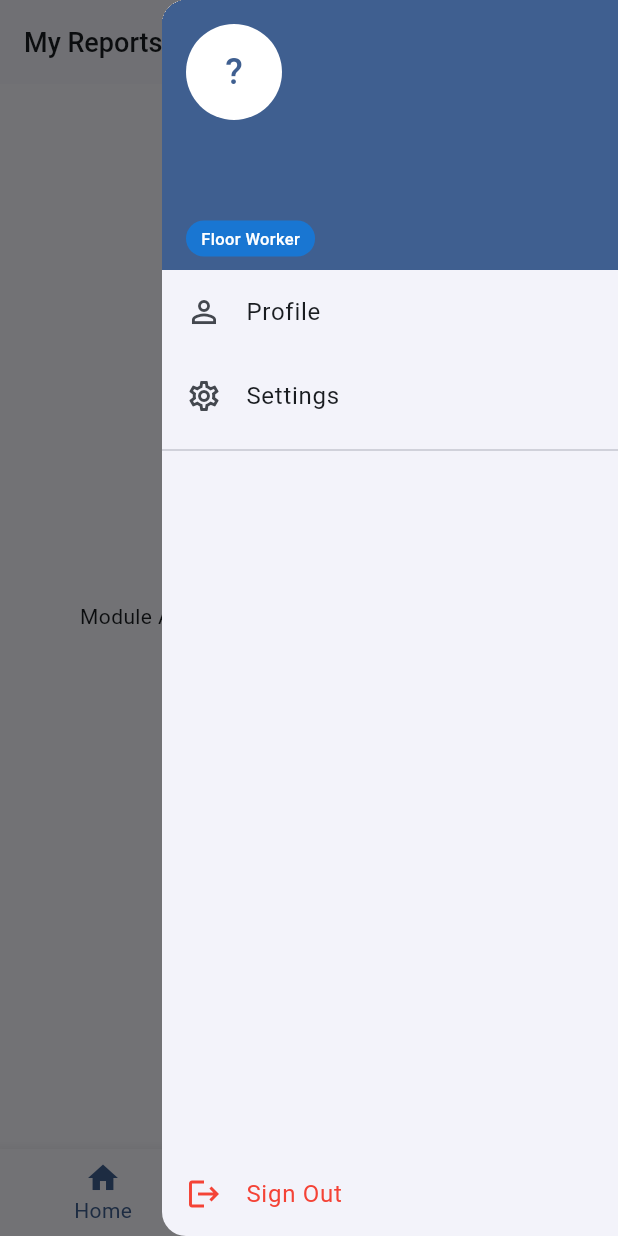
After one commit to salpurn/LaporPak-FP-PPB-D, a Flutter app: the screen it shows once a user with an empty profile is signed in, in the side drawer, after a tap on "Profile", on a phone screen of 412 x 824 dp. The commit adds this screen. Run offline on Flutter 3.47's test engine with Material 3 defaults, Android fonts, the phone set to English and light mode, and no system bars; our stand-ins replace cloud_firestore, firebase_auth, firebase_core; accounts and stored records are empty; network calls fail.

Commit message:
Global UI Template: home, notif, histoy

```diff
--- a/lib/core/constants/enums.dart
+++ b/lib/core/constants/enums.dart
@@ -1,27 +1,7 @@
-enum UserRole {
-  floorWorker,
-  supervisor,
-  maintenance,
-}
+enum UserRole { floorWorker, supervisor, maintenance }
 
-enum TicketStatus {
-  open,
-  assigned,
-  pendingValidation,
-  closed,
-  rejected,
-}
+enum TicketStatus { open, assigned, pendingValidation, closed, rejected }
 
-enum HazardCategory {
-  electrical,
-  chemical,
-  structural,
-  janitorial,
-}
+enum HazardCategory { electrical, chemical, structural, janitorial }
 
-enum UrgencyLevel {
-  low,
-  medium,
-  high,
-  critical,
-}
+enum UrgencyLevel { low, medium, high, critical }
--- a/lib/core/services/notification_service.dart
+++ b/lib/core/services/notification_service.dart
@@ -1,7 +1,12 @@
 import '../models/app_notification.dart';
 
 abstract class NotificationService {
-  Future<void> sendToUser({required String uid, required String title, required String body, required String ticketId});
+  Future<void> sendToUser({
+    required String uid,
+    required String title,
+    required String body,
+    required String ticketId,
+  });
   Stream<List<AppNotification>> watchInbox(String uid);
   Future<void> markAsRead(String id);
 }
--- /dev/null
+++ b/lib/core/widgets/app_bottom_nav.dart
@@ -0,0 +1,38 @@
+import 'package:flutter/material.dart';
+
+class AppBottomNav extends StatelessWidget {
+  final int currentIndex;
+  final ValueChanged<int> onTap;
+
+  const AppBottomNav({
+    super.key,
+    required this.currentIndex,
+    required this.onTap,
+  });
+
+  @override
+  Widget build(BuildContext context) {
+    return BottomNavigationBar(
+      type: BottomNavigationBarType.fixed,
+      currentIndex: currentIndex,
+      onTap: onTap,
+      items: const [
+        BottomNavigationBarItem(
+          icon: Icon(Icons.home_outlined),
+          activeIcon: Icon(Icons.home),
+          label: 'Home',
+        ),
+        BottomNavigationBarItem(
+          icon: Icon(Icons.notifications_outlined),
+          activeIcon: Icon(Icons.notifications),
+          label: 'Notifications',
+        ),
+        BottomNavigationBarItem(
+          icon: Icon(Icons.history_outlined),
+          activeIcon: Icon(Icons.history),
+          label: 'History',
+        ),
+      ],
+    );
+  }
+}
--- /dev/null
+++ b/lib/core/widgets/app_end_drawer.dart
@@ -0,0 +1,142 @@
+import 'package:flutter/material.dart';
+import 'package:laporpak_fp/core/models/app_user.dart';
+import 'package:laporpak_fp/core/widgets/role_badge.dart';
+import 'package:laporpak_fp/services/auth_service.dart';
+
+class AppEndDrawer extends StatelessWidget {
+  final AppUser user;
+
+  const AppEndDrawer({super.key, required this.user});
+
+  @override
+  Widget build(BuildContext context) {
+    final initials = _initials(user.name);
+    final color = Theme.of(context).colorScheme.primary;
+
+    return Drawer(
+      child: SafeArea(
+        child: Column(
+          children: [
+            Container(
+              height: 180,
+              width: double.infinity,
+              padding: const EdgeInsets.symmetric(horizontal: 16, vertical: 16),
+              color: color,
+              child: Column(
+                crossAxisAlignment: CrossAxisAlignment.start,
+                children: [
+                  CircleAvatar(
+                    radius: 32,
+                    backgroundColor: Colors.white,
+                    child: Text(
+                      initials,
+                      style: TextStyle(
+                        color: color,
+                        fontSize: 24,
+                        fontWeight: FontWeight.w500,
+                      ),
+                    ),
+                  ),
+                  const SizedBox(height: 12),
+                  Text(
+                    user.name,
+                    style: const TextStyle(
+                      color: Colors.white,
+                      fontSize: 18,
+                      fontWeight: FontWeight.w500,
+                    ),
+                  ),
+                  const SizedBox(height: 2),
+                  Opacity(
+                    opacity: 0.8,
+                    child: Text(
+                      user.email,
+                      style: const TextStyle(color: Colors.white, fontSize: 13),
+                    ),
+                  ),
+                  const SizedBox(height: 8),
+                  RoleBadge(role: user.role),
+                ],
+              ),
+            ),
+            ListTile(
+              leading: const Icon(Icons.person_outline),
+              title: const Text('Profile'),
+              onTap: () {
+                Navigator.pushReplacementNamed(context, '/profile');
+              },
+            ),
+            ListTile(
+              leading: const Icon(Icons.settings_outlined),
+              title: const Text('Settings'),
+              onTap: () {},
+            ),
+            const Divider(),
+            const Spacer(),
+            ListTile(
+              leading: const Icon(Icons.logout, color: Colors.red),
+              title: const Text(
+                'Sign Out',
+                style: TextStyle(color: Colors.red),
+              ),
+              onTap: () async {
+                Navigator.pop(context);
+                final confirmed = await showDialog<bool>(
+                  context: context,
+                  builder: (dialogContext) {
+                    return AlertDialog(
+                      title: const Text('Sign out?'),
+                      actions: [
+                        TextButton(
+                          onPressed: () {
+                            Navigator.pop(dialogContext, false);
+                          },
+                          child: const Text('Cancel'),
+                        ),
+                        TextButton(
+                          onPressed: () {
+                            Navigator.pop(dialogContext, true);
+                          },
+                          child: const Text('Sign out'),
+                        ),
+                      ],
+                    );
+                  },
+                );
+
+                if (confirmed != true) {
+                  return;
+                }
+
+                await AuthService().signOut();
+
+                if (!context.mounted) {
+                  return;
+                }
+
+                Navigator.pushNamedAndRemoveUntil(
+                  context,
+                  '/login',
+                  (route) => false,
+                );
+              },
+            ),
+          ],
+        ),
+      ),
+    );
+  }
+
+  String _initials(String name) {
+    final parts = name.trim().split(RegExp(r'\s+'));
+    if (parts.isEmpty || parts.first.isEmpty) {
+      return '?';
+    }
+    final first = parts.first.substring(0, 1).toUpperCase();
+    if (parts.length == 1) {
+      return first;
+    }
+    final second = parts[1].substring(0, 1).toUpperCase();
+    return '$first$second';
+  }
+}
--- /dev/null
+++ b/lib/core/widgets/app_shell.dart
@@ -0,0 +1,137 @@
+import 'package:animations/animations.dart';
+import 'package:flutter/material.dart';
+import 'package:laporpak_fp/core/constants/enums.dart';
+import 'package:laporpak_fp/core/models/app_user.dart';
+import 'package:laporpak_fp/core/widgets/app_bottom_nav.dart';
+import 'package:laporpak_fp/core/widgets/app_end_drawer.dart';
+import 'package:laporpak_fp/screens/maintenance/maintenance_history_page.dart';
+import 'package:laporpak_fp/screens/maintenance/maintenance_home_page.dart';
+import 'package:laporpak_fp/screens/supervisor/supervisor_history_page.dart';
+import 'package:laporpak_fp/screens/supervisor/supervisor_home_page.dart';
+import 'package:laporpak_fp/screens/worker/worker_history_page.dart';
+import 'package:laporpak_fp/screens/worker/worker_home_page.dart';
+
+class AppShell extends StatefulWidget {
+  final AppUser user;
+
+  const AppShell({super.key, required this.user});
+
+  @override
+  State<AppShell> createState() => _AppShellState();
+}
+
+class _AppShellState extends State<AppShell> {
+  int _currentIndex = 0;
+
+  @override
+  Widget build(BuildContext context) {
+    return Scaffold(
+      appBar: AppBar(
+        elevation: 0.5,
+        automaticallyImplyLeading: false,
+        title: Text(
+          _currentTitle,
+          style: const TextStyle(fontSize: 18, fontWeight: FontWeight.w500),
+        ),
+        actions: [
+          Builder(
+            builder: (context) {
+              return Padding(
+                padding: const EdgeInsets.only(right: 8),
+                child: GestureDetector(
+                  onTap: () {
+                    Scaffold.of(context).openEndDrawer();
+                  },
+                  child: CircleAvatar(
+                    radius: 18,
+                    child: Text(_initials(widget.user.name)),
+                  ),
+                ),
+              );
+            },
+          ),
+        ],
+      ),
+      endDrawer: AppEndDrawer(user: widget.user),
+      body: PageTransitionSwitcher(
+        duration: const Duration(milliseconds: 300),
+        transitionBuilder: (child, primary, secondary) {
+          return FadeThroughTransition(
+            animation: primary,
+            secondaryAnimation: secondary,
+            child: child,
+          );
+        },
+        child: KeyedSubtree(
+          key: ValueKey(_currentIndex),
+          child: _currentBody(),
+        ),
+      ),
+      bottomNavigationBar: AppBottomNav(
+        currentIndex: _currentIndex,
+        onTap: (index) {
+          setState(() {
+            _currentIndex = index;
+          });
+        },
+      ),
+    );
+  }
+
+  String get _currentTitle {
+    if (_currentIndex == 1) {
+      return 'Notifications';
+    }
+    if (_currentIndex == 2) {
+      return 'History';
+    }
+
+    switch (widget.user.role) {
+      case UserRole.floorWorker:
+        return 'My Reports';
+      case UserRole.supervisor:
+        return 'Department Dashboard';
+      case UserRole.maintenance:
+        return 'Task Board';
+    }
+  }
+
+  Widget _currentBody() {
+    if (_currentIndex == 1) {
+      return const Center(child: Text('Notifications — coming soon'));
+    }
+
+    if (_currentIndex == 2) {
+      switch (widget.user.role) {
+        case UserRole.floorWorker:
+          return WorkerHistoryPage(user: widget.user);
+        case UserRole.supervisor:
+          return SupervisorHistoryPage(user: widget.user);
+        case UserRole.maintenance:
+          return MaintenanceHistoryPage(user: widget.user);
+      }
+    }
+
+    switch (widget.user.role) {
+      case UserRole.floorWorker:
+        return WorkerHomePage(user: widget.user);
+      case UserRole.supervisor:
+        return SupervisorHomePage(user: widget.user);
+      case UserRole.maintenance:
+        return MaintenanceHomePage(user: widget.user);
+    }
+  }
+
+  String _initials(String name) {
+    final parts = name.trim().split(RegExp(r'\s+'));
+    if (parts.isEmpty || parts.first.isEmpty) {
+      return '?';
+    }
+    final first = parts.first.substring(0, 1).toUpperCase();
+    if (parts.length == 1) {
+      return first;
+    }
+    final second = parts[1].substring(0, 1).toUpperCase();
+    return '$first$second';
+  }
+}
--- /dev/null
+++ b/lib/core/widgets/role_badge.dart
@@ -0,0 +1,52 @@
+import 'package:flutter/material.dart';
+import 'package:laporpak_fp/core/constants/enums.dart';
+
+class RoleBadge extends StatelessWidget {
+  final UserRole role;
+
+  const RoleBadge({super.key, required this.role});
+
+  @override
+  Widget build(BuildContext context) {
+    final color = _roleColor(role);
+    final label = _roleLabel(role);
+
+    return Container(
+      padding: const EdgeInsets.symmetric(horizontal: 10, vertical: 4),
+      decoration: BoxDecoration(
+        color: color,
+        borderRadius: BorderRadius.circular(12),
+      ),
+      child: Text(
+        label,
+        style: const TextStyle(
+          color: Colors.white,
+          fontSize: 11,
+          fontWeight: FontWeight.w500,
+        ),
+      ),
+    );
+  }
+
+  Color _roleColor(UserRole role) {
+    switch (role) {
+      case UserRole.floorWorker:
+        return const Color(0xFF1976D2);
+      case UserRole.supervisor:
+        return const Color(0xFF7C4DFF);
+      case UserRole.maintenance:
+        return const Color(0xFFF2A227);
+    }
+  }
+
+  String _roleLabel(UserRole role) {
+    switch (role) {
+      case UserRole.floorWorker:
+        return 'Floor Worker';
+      case UserRole.supervisor:
+        return 'Supervisor';
+      case UserRole.maintenance:
+        return 'Maintenance';
+    }
+  }
+}
--- a/lib/main.dart
+++ b/lib/main.dart
@@ -1,9 +1,11 @@
+import 'package:firebase_auth/firebase_auth.dart';
+import 'package:firebase_core/firebase_core.dart';
 import 'package:flutter/material.dart';
-import 'package:firebase_core/firebase_core.dart';
-import 'package:firebase_auth/firebase_auth.dart';
-import 'firebase_options.dart';
-import 'screens/auth_page.dart';
-import 'screens/home_page.dart';
+import 'package:laporpak_fp/core/models/app_user.dart';
+import 'package:laporpak_fp/firebase_options.dart';
+import 'package:laporpak_fp/screens/auth_page.dart';
+import 'package:laporpak_fp/screens/home_page.dart';
+import 'package:laporpak_fp/services/auth_service.dart';
 
 void main() async {
   WidgetsFlutterBinding.ensureInitialized();
@@ -18,19 +20,70 @@ class MainApp extends StatelessWidget {
   Widget build(BuildContext context) {
     return MaterialApp(
       title: 'LaporPak',
-      theme: ThemeData(primarySwatch: Colors.blue),
-      home: StreamBuilder<User?>(
-        stream: FirebaseAuth.instance.authStateChanges(),
-        builder: (context, snapshot) {
-          if (snapshot.connectionState == ConnectionState.waiting) {
-            return const Scaffold(body: Center(child: CircularProgressIndicator()));
-          }
-          if (snapshot.hasData) {
-            return const HomePage();
-          }
-          return const AuthPage();
-        },
+      theme: ThemeData(
+        colorScheme: ColorScheme.fromSeed(seedColor: const Color(0xFF1B4D8C)),
+        useMaterial3: true,
       ),
+      initialRoute: '/login',
+      routes: {
+        '/login': (context) => const AuthPage(),
+        '/home': (context) => const _HomeRoute(),
+      },
     );
   }
 }
+
+class _HomeRoute extends StatelessWidget {
+  const _HomeRoute();
+
+  @override
+  Widget build(BuildContext context) {
+    return _UserGate(builder: (user) => RoleHomePage(user: user));
+  }
+}
+
+class _UserGate extends StatelessWidget {
+  final Widget Function(AppUser user) builder;
+
+  const _UserGate({required this.builder});
+
+  @override
+  Widget build(BuildContext context) {
+    final authService = AuthService();
+
+    return StreamBuilder<User?>(
+      stream: authService.authStateChanges(),
+      builder: (context, snapshot) {
+        if (snapshot.connectionState == ConnectionState.waiting) {
+          return const Scaffold(
+            body: Center(child: CircularProgressIndicator()),
+          );
+        }
+
+        if (!snapshot.hasData) {
+          return const AuthPage();
+        }
+
+        return FutureBuilder<AppUser?>(
+          future: authService.fetchCurrentUser(),
+          builder: (context, userSnapshot) {
+            if (userSnapshot.connectionState == ConnectionState.waiting) {
+              return const Scaffold(
+                body: Center(child: CircularProgressIndicator()),
+              );
+            }
+
+            final currentUser = userSnapshot.data;
+            if (currentUser == null) {
+              return const Scaffold(
+                body: Center(child: Text('User profile not found.')),
+              );
+            }
+
+            return builder(currentUser);
+          },
+        );
+      },
+    );
+  }
+}
--- a/lib/screens/auth_page.dart
+++ b/lib/screens/auth_page.dart
@@ -1,4 +1,7 @@
+import 'dart:async';
+
 import 'package:flutter/material.dart';
+import 'package:firebase_auth/firebase_auth.dart';
 import '../services/auth_service.dart';
 
 class AuthPage extends StatefulWidget {
@@ -12,9 +15,21 @@ class _AuthPageState extends State<AuthPage> {
   final _emailController = TextEditingController();
   final _passwordController = TextEditingController();
   final _service = AuthService();
+  StreamSubscription<User?>? _authSubscription;
   bool _isRegister = false;
   bool _loading = false;
   String? _error;
+
+  @override
+  void initState() {
+    super.initState();
+    _authSubscription = _service.authStateChanges().listen((user) {
+      if (user == null || !mounted) {
+        return;
+      }
+      Navigator.pushReplacementNamed(context, '/home');
+    });
+  }
 
   Future<void> _submit() async {
     setState(() {
@@ -24,9 +39,15 @@ class _AuthPageState extends State<AuthPage> {
 
     try {
       if (_isRegister) {
-        await _service.register(_emailController.text.trim(), _passwordController.text.trim());
+        await _service.register(
+          _emailController.text.trim(),
+          _passwordController.text.trim(),
+        );
       } else {
-        await _service.signIn(_emailController.text.trim(), _passwordController.text.trim());
+        await _service.signIn(
+          _emailController.text.trim(),
+          _passwordController.text.trim(),
+        );
       }
     } catch (e) {
       setState(() {
@@ -43,6 +64,7 @@ class _AuthPageState extends State<AuthPage> {
 
   @override
   void dispose() {
+    _authSubscription?.cancel();
     _emailController.dispose();
     _passwordController.dispose();
     super.dispose();
@@ -70,17 +92,21 @@ class _AuthPageState extends State<AuthPage> {
             ),
             const SizedBox(height: 16),
             if (_error != null)
-              Text(
-                _error!,
-                style: const TextStyle(color: Colors.red),
-              ),
+              Text(_error!, style: const TextStyle(color: Colors.red)),
             const SizedBox(height: 8),
             SizedBox(
               width: double.infinity,
               child: ElevatedButton(
                 onPressed: _loading ? null : _submit,
                 child: _loading
-                    ? const SizedBox(height: 16, width: 16, child: CircularProgressIndicator(strokeWidth: 2, color: Colors.white))
+                    ? const SizedBox(
+                        height: 16,
+                        width: 16,
+                        child: CircularProgressIndicator(
+                          strokeWidth: 2,
+                          color: Colors.white,
+                        ),
+                      )
                     : Text(_isRegister ? 'Create account' : 'Sign in'),
               ),
             ),
@@ -93,7 +119,11 @@ class _AuthPageState extends State<AuthPage> {
                         _error = null;
                       });
                     },
-              child: Text(_isRegister ? 'Have an account? Sign in' : 'No account? Register'),
+              child: Text(
+                _isRegister
+                    ? 'Have an account? Sign in'
+                    : 'No account? Register',
+              ),
             ),
           ],
         ),
--- a/lib/screens/home_page.dart
+++ b/lib/screens/home_page.dart
@@ -1,29 +1,14 @@
 import 'package:flutter/material.dart';
-import 'package:firebase_auth/firebase_auth.dart';
-import '../services/auth_service.dart';
+import 'package:laporpak_fp/core/models/app_user.dart';
+import 'package:laporpak_fp/core/widgets/app_shell.dart';
 
-class HomePage extends StatelessWidget {
-  const HomePage({super.key});
+class RoleHomePage extends StatelessWidget {
+  final AppUser user;
+
+  const RoleHomePage({super.key, required this.user});
 
   @override
   Widget build(BuildContext context) {
-    final user = FirebaseAuth.instance.currentUser;
-
-    return Scaffold(
-      appBar: AppBar(
-        title: const Text('Home'),
-        actions: [
-          IconButton(
-            onPressed: () async {
-              await AuthService().signOut();
-            },
-            icon: const Icon(Icons.logout),
-          )
-        ],
-      ),
-      body: Center(
-        child: Text('Signed in as ${user?.email ?? 'unknown'}'),
-      ),
-    );
+    return AppShell(user: user);
   }
 }
--- /dev/null
+++ b/lib/screens/maintenance/maintenance_history_page.dart
@@ -0,0 +1,15 @@
+import 'package:flutter/material.dart';
+import 'package:laporpak_fp/core/models/app_user.dart';
+
+class MaintenanceHistoryPage extends StatelessWidget {
+  final AppUser user;
+
+  const MaintenanceHistoryPage({super.key, required this.user});
+
+  @override
+  Widget build(BuildContext context) {
+    return const Center(
+      child: Text('Maintenance History — Module C (your work)'),
+    );
+  }
+}
--- /dev/null
+++ b/lib/screens/maintenance/maintenance_home_page.dart
@@ -0,0 +1,15 @@
+import 'package:flutter/material.dart';
+import 'package:laporpak_fp/core/models/app_user.dart';
+
+class MaintenanceHomePage extends StatelessWidget {
+  final AppUser user;
+
+  const MaintenanceHomePage({super.key, required this.user});
+
+  @override
+  Widget build(BuildContext context) {
+    return const Center(
+      child: Text('Module C — Maintenance (work in progress)'),
+    );
+  }
+}
--- /dev/null
+++ b/lib/screens/supervisor/supervisor_history_page.dart
@@ -0,0 +1,16 @@
+// STUB — replace with Module B history implementation. Do not change filename or class name.
+import 'package:flutter/material.dart';
+import 'package:laporpak_fp/core/models/app_user.dart';
+
+class SupervisorHistoryPage extends StatelessWidget {
+  final AppUser user;
+
+  const SupervisorHistoryPage({super.key, required this.user});
+
+  @override
+  Widget build(BuildContext context) {
+    return const Center(
+      child: Text('Supervisor History — Module B (built by teammate B)'),
+    );
+  }
+}
--- /dev/null
+++ b/lib/screens/supervisor/supervisor_home_page.dart
@@ -0,0 +1,16 @@
+// STUB — replace with Module B implementation. Do not change filename or class name.
+import 'package:flutter/material.dart';
+import 'package:laporpak_fp/core/models/app_user.dart';
+
+class SupervisorHomePage extends StatelessWidget {
+  final AppUser user;
+
+  const SupervisorHomePage({super.key, required this.user});
+
+  @override
+  Widget build(BuildContext context) {
+    return const Center(
+      child: Text('Module B — Supervisor (built by teammate B)'),
+    );
+  }
+}
--- /dev/null
+++ b/lib/screens/worker/worker_history_page.dart
@@ -0,0 +1,16 @@
+// STUB — replace with Module A history implementation. Do not change filename or class name.
+import 'package:flutter/material.dart';
+import 'package:laporpak_fp/core/models/app_user.dart';
+
+class WorkerHistoryPage extends StatelessWidget {
+  final AppUser user;
+
+  const WorkerHistoryPage({super.key, required this.user});
+
+  @override
+  Widget build(BuildContext context) {
+    return const Center(
+      child: Text('Worker History — Module A (built by teammate A)'),
+    );
+  }
+}
--- /dev/null
+++ b/lib/screens/worker/worker_home_page.dart
@@ -0,0 +1,16 @@
+// STUB — replace with Module A implementation. Do not change filename or class name.
+import 'package:flutter/material.dart';
+import 'package:laporpak_fp/core/models/app_user.dart';
+
+class WorkerHomePage extends StatelessWidget {
+  final AppUser user;
+
+  const WorkerHomePage({super.key, required this.user});
+
+  @override
+  Widget build(BuildContext context) {
+    return const Center(
+      child: Text('Module A — Floor Worker (built by teammate A)'),
+    );
+  }
+}
--- a/lib/services/auth_service.dart
+++ b/lib/services/auth_service.dart
@@ -1,17 +1,62 @@
+import 'package:cloud_firestore/cloud_firestore.dart';
 import 'package:firebase_auth/firebase_auth.dart';
+import 'package:laporpak_fp/core/constants/collections.dart';
+import 'package:laporpak_fp/core/constants/enums.dart';
+import 'package:laporpak_fp/core/models/app_user.dart';
 
 class AuthService {
   final FirebaseAuth _auth = FirebaseAuth.instance;
+  final FirebaseFirestore _firestore = FirebaseFirestore.instance;
 
   Future<UserCredential> signIn(String email, String password) {
     return _auth.signInWithEmailAndPassword(email: email, password: password);
   }
 
   Future<UserCredential> register(String email, String password) {
-    return _auth.createUserWithEmailAndPassword(email: email, password: password);
+    return _auth.createUserWithEmailAndPassword(
+      email: email,
+      password: password,
+    );
   }
 
   Future<void> signOut() {
     return _auth.signOut();
   }
+
+  Stream<User?> authStateChanges() {
+    return _auth.authStateChanges();
+  }
+
+  Future<AppUser?> fetchCurrentUser() async {
+    final current = _auth.currentUser;
+    if (current == null) {
+      return null;
+    }
+
+    final doc = await _firestore
+        .collection(Collections.users)
+        .doc(current.uid)
+        .get();
+
+    if (doc.exists) {
+      final data = doc.data() ?? <String, dynamic>{};
+      final roleValue = data['role'];
+      if (roleValue is String && roleValue.isNotEmpty) {
+        return AppUser.fromJson(<String, dynamic>{...data, 'uid': current.uid});
+      }
+    }
+
+    final nameFallback = current.displayName?.trim().isNotEmpty == true
+        ? current.displayName!.trim()
+        : (current.email?.split('@').first ?? 'User');
+
+    return AppUser(
+      uid: current.uid,
+      name: nameFallback,
+      email: current.email ?? '',
+      role: UserRole.floorWorker,
+      department: '',
+      fcmToken: '',
+    );
+  }
 }
--- a/pubspec.yaml
+++ b/pubspec.yaml
@@ -1,12 +1,13 @@
 name: laporpak_fp
 description: "A new Flutter project."
-publish_to: 'none'
+publish_to: "none"
 version: 0.1.0+1
 
 environment:
   sdk: ^3.11.1
 
 dependencies:
+  animations: ^2.0.11
   cloud_firestore: ^6.5.0
   firebase_core: ^4.10.0
   firebase_auth: ^6.5.2
```
Also changed, not shown: pubspec.lock, 1 other file.
